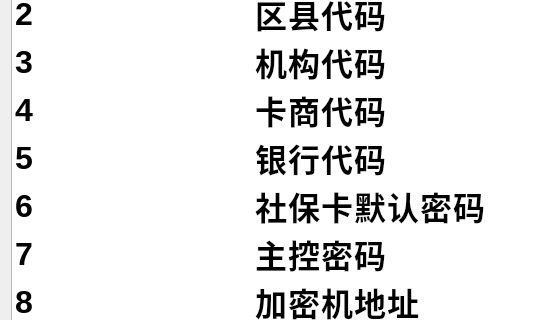
leithergit/SSCard_System, file SSCard_System/Sys_regionconfigure.ui: the form before one commit; both pictures show x 0 to 560 and y 121 to 441 of the 1138 by 633 pixel window.
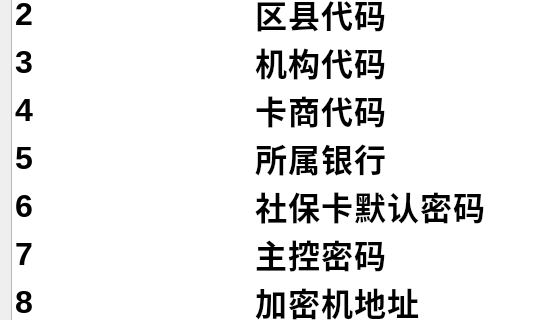
The form after the commit.

```diff
--- a/SSCard_System/Sys_regionconfigure.ui
+++ b/SSCard_System/Sys_regionconfigure.ui
@@ -227,7 +227,7 @@
      </item>
      <item row="4" column="1">
       <property name="text">
-       <string>银行代码</string>
+       <string>所属银行</string>
       </property>
       <property name="flags">
        <set>ItemIsEnabled</set>
```
